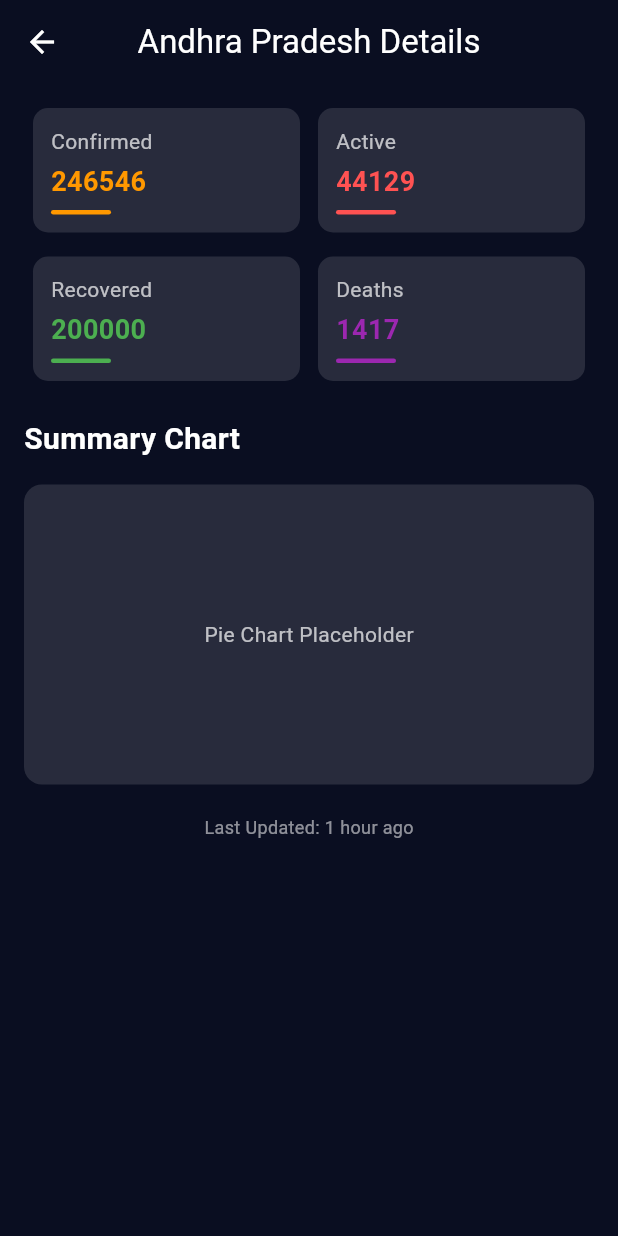
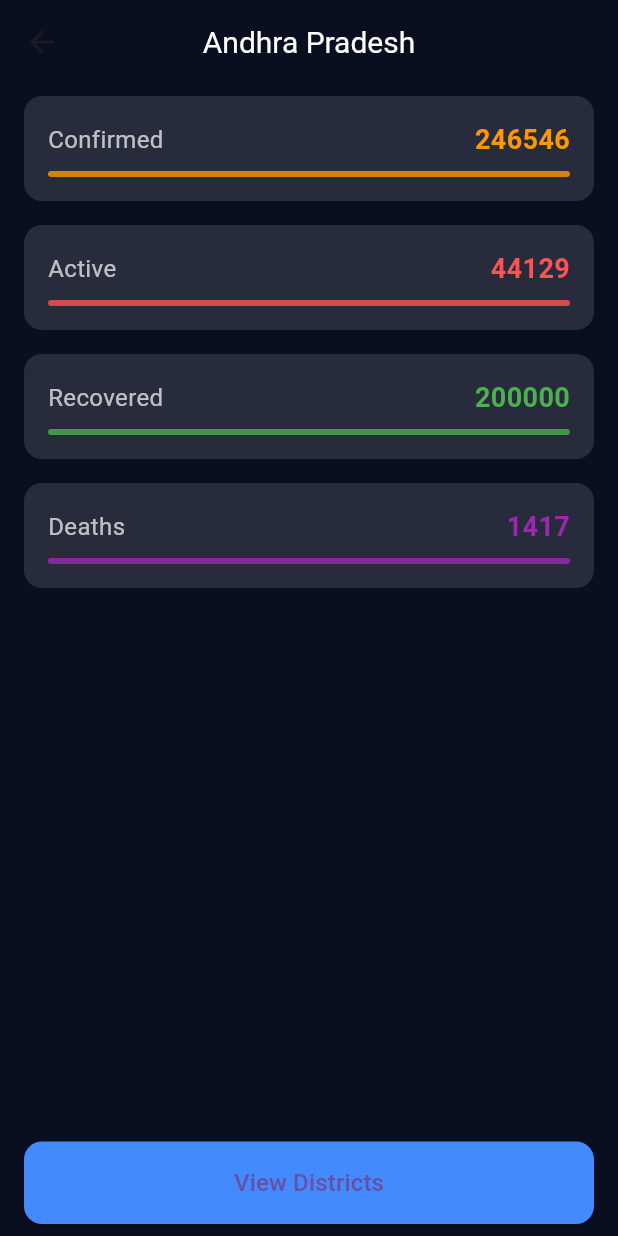
Before and after one commit to Aneesh9795/Covid-19_tracker, a Flutter app: the Globalstatsscreen screen opened directly, after a tap on "Andhra Pradesh", on a phone screen of 412 x 824 dp. Run offline on Flutter 3.47's test engine with Material 3 defaults, Android fonts, the phone set to English and light mode, and no system bars.

Commit message:
districtList

```diff
--- a/lib/Screen/globalStatsScreen.dart
+++ b/lib/Screen/globalStatsScreen.dart
@@ -1,6 +1,6 @@
 import 'package:covid19_tracker/Screen/state_detail_screen.dart';
 import 'package:flutter/material.dart';
-import 'stateDetailScreen.dart'; // Make sure this import is correct
+import 'district_list_screen.dart'; // Make sure this import is correct
 
 class Globalstatsscreen extends StatefulWidget {
   @override
@@ -92,10 +92,10 @@ class _GlobalstatsscreenState extends State<Globalstatsscreen> {
                         MaterialPageRoute(
                           builder: (_) => StateDetailScreen(
                             stateName: state["name"],
-                            confirmed: state["count"].toString(),
-                            active: state["active"].toString(),
-                            recovered: state["recovered"].toString(),
-                            deaths: state["deaths"].toString(),
+                            confirmed: int.tryParse(state["count"].toString()) ?? 0,
+                            active: int.tryParse(state["active"].toString()) ?? 0,
+                            recovered: int.tryParse(state["recovered"].toString()) ?? 0,
+                            deaths: int.tryParse(state["deaths"].toString()) ?? 0,
                           ),
                         ),
                       );
--- a/lib/Screen/stateDetailScreen.dart
+++ /dev/null
@@ -1 +0,0 @@
-// TODO Implement this library.
--- a/lib/Screen/state_detail_screen.dart
+++ b/lib/Screen/state_detail_screen.dart
@@ -1,81 +1,74 @@
 import 'package:flutter/material.dart';
+import 'district_list_screen.dart';
 
 class StateDetailScreen extends StatelessWidget {
   final String stateName;
-  final String confirmed;
-  final String active;
-  final String recovered;
-  final String deaths;
+  final int confirmed;
+  final int active;
+  final int recovered;
+  final int deaths;
 
   const StateDetailScreen({
     Key? key,
     required this.stateName,
     required this.confirmed,
     required this.active,
+    required this.recovered,
     required this.deaths,
-    required this.recovered,
   }) : super(key: key);
 
   @override
   Widget build(BuildContext context) {
     return Scaffold(
-      backgroundColor: const Color(0xff0a0e21),
+      backgroundColor: const Color(0xff0A0E21),
       appBar: AppBar(
         title: Text(
-          "$stateName Details",
-          style: const TextStyle(color: Colors.white),
+          stateName,
+          style: const TextStyle(color: Colors.white, fontSize: 20),
         ),
         centerTitle: true,
         backgroundColor: Colors.transparent,
         elevation: 0,
-        iconTheme: const IconThemeData(color: Colors.white),
       ),
       body: Padding(
-        padding: const EdgeInsets.all(16),
+        padding: const EdgeInsets.symmetric(horizontal: 16, vertical: 8),
         child: Column(
+          crossAxisAlignment: CrossAxisAlignment.stretch,
           children: [
-            Row(
-              children: [
-                _buildStatCard("Confirmed", confirmed, Colors.orange),
-                _buildStatCard("Active", active, Colors.redAccent),
+            _buildStatBox("Confirmed", confirmed, Colors.orange),
+            _buildStatBox("Active", active, Colors.redAccent),
+            _buildStatBox("Recovered", recovered, Colors.green),
+            _buildStatBox("Deaths", deaths, Colors.purple),
+
+            const Spacer(),
+
+            SizedBox(
+              width: double.infinity,
+              child: ElevatedButton(
+                onPressed: () {
+                  Navigator.push(
+                    context,
+                    MaterialPageRoute(
+                      builder: (_) => DistrictListScreen(
+                        stateName: stateName,
+                        districts: [
+                          {"name": "Mumbai", "count": 196494},
+                          {"name": "Pune", "count": 109966},
+                          {"name": "Nagpur", "count": 70576},
                         ],
                       ),
-            const SizedBox(height: 16),
-            Row(
-              children: [
-                _buildStatCard("Recovered", recovered, Colors.green),
-                _buildStatCard("Deaths", deaths, Colors.purple),
-              ],
                     ),
-            const SizedBox(height: 24),
-            const Align(
-              alignment: Alignment.centerLeft,
-              child: Text(
-                "Summary Chart",
-                style: TextStyle(
-                  color: Colors.white,
-                  fontSize: 20,
-                  fontWeight: FontWeight.bold,
+                  );
+                },
+                style: ElevatedButton.styleFrom(
+                  backgroundColor: Colors.blueAccent,
+                  padding: const EdgeInsets.symmetric(vertical: 16),
+                  shape: RoundedRectangleBorder(
+                    borderRadius: BorderRadius.circular(12),
                   ),
                 ),
+                child: const Text("View Districts", style: TextStyle(fontSize: 16)),
               ),
-            const SizedBox(height: 16),
-            Container(
-              height: 200,
-              width: double.infinity,
-              decoration: BoxDecoration(
-                color: Colors.white12,
-                borderRadius: BorderRadius.circular(12),
-              ),
-              child: const Center(
-                child: Text("Pie Chart Placeholder",
-                    style: TextStyle(color: Colors.white70)),
-              ),
-            ),
-            const SizedBox(height: 20),
-            const Text(
-              "Last Updated: 1 hour ago",
-              style: TextStyle(color: Colors.white54, fontSize: 12),
             ),
           ],
         ),
@@ -83,46 +76,45 @@ class StateDetailScreen extends StatelessWidget {
     );
   }
 
-  Widget _buildStatCard(String title, String count, Color color) {
-    return Expanded(
-      child: Container(
-        margin: const EdgeInsets.symmetric(horizontal: 6),
-        padding: const EdgeInsets.all(12),
+  Widget _buildStatBox(String title, int count, Color color) {
+    return Container(
+      margin: const EdgeInsets.only(bottom: 16),
+      padding: const EdgeInsets.symmetric(horizontal: 16, vertical: 16),
       decoration: BoxDecoration(
         color: Colors.white12,
-          borderRadius: BorderRadius.circular(10),
+        borderRadius: BorderRadius.circular(12),
       ),
       child: Column(
         crossAxisAlignment: CrossAxisAlignment.start,
         children: [
+          Row(
+            mainAxisAlignment: MainAxisAlignment.spaceBetween,
+            children: [
               Text(
                 title,
-              style: const TextStyle(color: Colors.white70, fontSize: 14),
+                style: const TextStyle(color: Colors.white70, fontSize: 16),
               ),
-            const SizedBox(height: 4),
               Text(
-              count,
+                count.toString(),
                 style: TextStyle(
                   color: color,
                   fontSize: 18,
                   fontWeight: FontWeight.bold,
                 ),
               ),
-            const SizedBox(height: 6),
-            Align(
-              alignment: Alignment.centerLeft,
-              child: Container(
-                height: 3,
-                width: 40,
+            ],
+          ),
+          const SizedBox(height: 8),
+          Container(
+            height: 4,
+            width: double.infinity,
             decoration: BoxDecoration(
-                  color: color,
-                  borderRadius: BorderRadius.circular(4),
-                ),
+              color: color.withOpacity(0.8),
+              borderRadius: BorderRadius.circular(10),
             ),
           ),
         ],
       ),
-      ),
     );
   }
 }
```
Also changed, not shown: lib/Screen/district_list_screen.dart (added, +87 -0 lines). Lines whose indentation alone changed are shown as unchanged.
